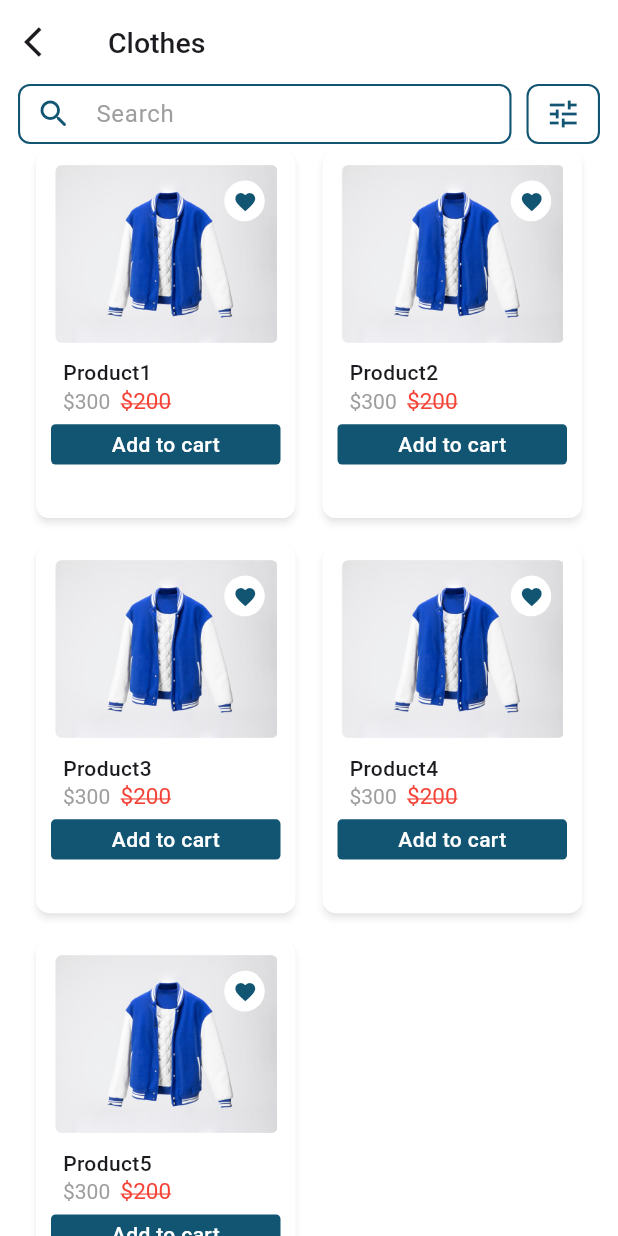
After one commit to sayedyounis00/Luxira, a Flutter app: the CategoryView screen opened by its route, on a phone screen of 412 x 824 dp. The commit adds this screen. Run offline on Flutter 3.47's test engine with Material 3 defaults, Android fonts, the phone set to English and light mode, and no system bars; our stand-ins replace carousel_slider, dio, flashy_tab_bar2, flutter_bloc, flutter_screenutil, font_awesome_flutter and 1 more; network calls fail.

Commit message:
edit home view ui and add category view ui.

```diff
--- a/lib/core/utils/navigation/router.dart
+++ b/lib/core/utils/navigation/router.dart
@@ -5,6 +5,7 @@ import 'package:luxira/features/auth/login/ui/login_view.dart';
 import 'package:luxira/features/auth/register/ui/register_view.dart';
 import 'package:luxira/features/auth/reset%20password/ui/forget_password.dart';
 import 'package:luxira/features/auth/verification.dart/ui/verification_view.dart';
+import 'package:luxira/features/home/ui/category_view.dart';
 import 'package:luxira/features/home/ui/home_view.dart';
 
 Route<dynamic> onGenerate(RouteSettings setting) {
@@ -25,6 +26,10 @@ Route<dynamic> onGenerate(RouteSettings setting) {
       {
         return CupertinoPageRoute(builder: (_) => const HomeView());
       }
+    case AppRouter.categoryPage:
+      {
+        return CupertinoPageRoute(builder: (_) => const CategoryView());
+      }
     case AppRouter.forgetPassword:
       {
         return CupertinoPageRoute(builder: (_) => const ForgetPasswordView());
--- a/lib/core/utils/navigation/routers.dart
+++ b/lib/core/utils/navigation/routers.dart
@@ -5,4 +5,5 @@ class AppRouter {
   static const String verification = '/verification';
   static const String forgetPassword = '/forgetPassword';
   static const String homePage = '/homePage';
+  static const String categoryPage = '/categoryPage';
 }
--- a/lib/core/widgets/app_custom_button.dart
+++ b/lib/core/widgets/app_custom_button.dart
@@ -7,23 +7,26 @@ class AppCustomButton extends StatelessWidget {
   final Widget buttonWidget;
   final double? height;
   const AppCustomButton({
-    super.key, required this.onTap, required this.buttonWidget,  this.height,
+    super.key,
+    required this.onTap,
+    required this.buttonWidget,
+    this.height,
   });
 
   @override
   Widget build(BuildContext context) {
     return GestureDetector(
-      onTap:onTap ,
+      onTap: onTap,
       child: Container(
-        margin: EdgeInsets.symmetric(vertical: 16.h),
+        margin: EdgeInsets.only(top: 16.h),
         alignment: Alignment.center,
-        height: height??50,
+        height: height ?? 50,
         width: double.infinity,
         decoration: BoxDecoration(
           color: AppColors.kPrimaryColor,
           borderRadius: BorderRadius.circular(8.r),
         ),
-        child:  buttonWidget,
+        child: buttonWidget,
       ),
     );
   }
--- /dev/null
+++ b/lib/features/home/ui/category_view.dart
@@ -0,0 +1,54 @@
+import 'package:flutter/material.dart';
+import 'package:luxira/features/home/data/model/product.dart';
+import 'package:luxira/features/home/ui/widgets/custom_search.dart';
+import 'package:luxira/features/home/ui/widgets/product_card.dart';
+
+class CategoryView extends StatelessWidget {
+  const CategoryView({super.key});
+
+  @override
+  Widget build(BuildContext context) {
+    return SafeArea(
+      child: Scaffold(
+        backgroundColor: Colors.white,
+        appBar: AppBar(
+          backgroundColor: Colors.white,
+          leading: IconButton(
+              onPressed: () {
+                Navigator.pop(context);
+              },
+              icon: const Icon(Icons.arrow_back_ios)),
+          title: const Text(
+            'Clothes',
+            style: TextStyle(
+              fontSize: 19,
+              fontWeight: FontWeight.w500,
+            ),
+          ),
+        ),
+        body: Column(
+          children: [
+            const CustomSearchBar(),
+            Expanded(
+              child: Padding(
+                padding: const EdgeInsets.symmetric(horizontal: 20.0),
+                child: GridView.builder(
+                  itemCount: product.length,
+                  gridDelegate: const SliverGridDelegateWithFixedCrossAxisCount(
+                    crossAxisCount: 2,
+                    mainAxisSpacing: 10,
+                    crossAxisSpacing: 10,
+                    childAspectRatio: 2 / 2.8,
+                  ),
+                  itemBuilder: (context, index) {
+                    return ProductCard(productDetails: product[index]);
+                  },
+                ),
+              ),
+            ),
+          ],
+        ),
+      ),
+    );
+  }
+}
--- a/lib/features/home/ui/widgets/custom_search.dart
+++ b/lib/features/home/ui/widgets/custom_search.dart
@@ -3,14 +3,14 @@ import 'package:luxira/core/utils/constants/colors.dart';
 import 'package:luxira/core/widgets/space.dart';
 
 class CustomSearchBar extends StatelessWidget {
-   const CustomSearchBar({
+  const CustomSearchBar({
     super.key,
   });
 
   @override
   Widget build(BuildContext context) {
     return Padding(
-      padding: const EdgeInsets.symmetric(horizontal: 10.0),
+      padding: const EdgeInsets.symmetric(horizontal: 12.0),
       child: Row(
         children: [
           Expanded(
@@ -34,7 +34,7 @@ class CustomSearchBar extends StatelessWidget {
                 width: 1.4,
               ),
             ),
-            child:   const Icon(Icons.tune, color: AppColors.kPrimaryColor),
+            child: const Icon(Icons.tune, color: AppColors.kPrimaryColor),
           ),
         ],
       ),
@@ -42,7 +42,7 @@ class CustomSearchBar extends StatelessWidget {
   }
 
   InputDecoration decorationOfSearchBar() {
-    return   const InputDecoration(
+    return const InputDecoration(
       prefixIcon: Icon(Icons.search_rounded, color: AppColors.kPrimaryColor),
       hintText: 'Search',
       hintStyle: TextStyle(color: Colors.grey),
--- a/lib/features/home/ui/widgets/product_card.dart
+++ b/lib/features/home/ui/widgets/product_card.dart
@@ -1,5 +1,8 @@
 import 'package:flutter/material.dart';
+import 'package:flutter_screenutil/flutter_screenutil.dart';
+import 'package:luxira/core/utils/constants/colors.dart';
 import 'package:luxira/core/widgets/app_custom_button.dart';
+import 'package:luxira/core/widgets/space.dart';
 import 'package:luxira/features/home/data/model/product.dart';
 
 class ProductCard extends StatelessWidget {
@@ -9,18 +12,61 @@ class ProductCard extends StatelessWidget {
   @override
   Widget build(BuildContext context) {
     return SizedBox(
-      width: MediaQuery.of(context).size.width * 0.4,
+      width: MediaQuery.of(context).size.width * 0.45,
       child: Card(
-        shape: const BeveledRectangleBorder(),
+        color: Colors.white,
+        elevation: 2,
+        shadowColor: const Color.fromARGB(75, 158, 158, 158),
+        shape: OutlineInputBorder(
+          borderSide: const BorderSide(
+            color: Colors.transparent,
+          ),
+          borderRadius: BorderRadius.circular(9),
+        ),
+        child: Padding(
+          padding: const EdgeInsets.all(10.0),
           child: Column(
             crossAxisAlignment: CrossAxisAlignment.start,
             children: [
-            Image.asset(
+              Stack(
+                alignment: Alignment.topRight,
+                children: [
+                  Center(
+                    child: Image.asset(
                       productDetails.image,
-              fit: BoxFit.cover,
+                      height: MediaQuery.of(context).size.width * 0.288,
                     ),
-            Text(productDetails.title),
-            RichText(
+                  ),
+                  IconButton.filled(
+                    color: AppColors.kPrimaryColor,
+                    padding: const EdgeInsets.all(6),
+                    style: const ButtonStyle(
+                        backgroundColor: WidgetStatePropertyAll(
+                      Colors.white,
+                    )),
+                    constraints: const BoxConstraints(
+                      maxWidth: 27,
+                      maxHeight: 27,
+                    ),
+                    iconSize: 16,
+                    onPressed: () {},
+                    icon: const Icon(
+                      Icons.favorite,
+                    ),
+                  ),
+                ],
+              ),
+              const SpaceV(10),
+              Padding(
+                padding: const EdgeInsets.only(left: 8.0),
+                child: Text(
+                  productDetails.title,
+                  style: const TextStyle(fontWeight: FontWeight.w500),
+                ),
+              ),
+              Padding(
+                padding: const EdgeInsets.only(left: 8.0),
+                child: RichText(
                   text: TextSpan(
                       text: r'$' '${productDetails.oldPrice}  ',
                       style: const TextStyle(
@@ -36,11 +82,20 @@ class ProductCard extends StatelessWidget {
                         )
                       ]),
                 ),
+              ),
               AppCustomButton(
-                height: 40,
+                height: 70.sp,
                 onTap: () {},
-                buttonWidget: const Text('Add to cart'))
+                buttonWidget: const Text(
+                  'Add to cart',
+                  style: TextStyle(
+                    color: Colors.white,
+                    fontWeight: FontWeight.w500,
+                  ),
+                ),
+              )
             ],
+          ),
         ),
       ),
     );
--- a/lib/features/home/ui/widgets/slider_item.dart
+++ b/lib/features/home/ui/widgets/slider_item.dart
@@ -1,7 +1,8 @@
 import 'package:carousel_slider/carousel_slider.dart';
 import 'package:flutter/material.dart';
 import 'package:luxira/features/home/ui/widgets/img_list.dart';
-    final List<String> imgList = [
+
+final List<String> imgList = [
   'https://images.unsplash.com/photo-1522205408450-add114ad53fe?ixlib=rb-0.3.5&ixid=eyJhcHBfaWQiOjEyMDd9&s=368f45b0888aeb0b7b08e3a1084d3ede&auto=format&fit=crop&w=1950&q=80',
   'https://images.unsplash.com/photo-1519125323398-675f0ddb6308?ixlib=rb-0.3.5&ixid=eyJhcHBfaWQiOjEyMDd9&s=94a1e718d89ca60a6337a6008341ca50&auto=format&fit=crop&w=1950&q=80',
   'https://images.unsplash.com/photo-1523205771623-e0faa4d2813d?ixlib=rb-0.3.5&ixid=eyJhcHBfaWQiOjEyMDd9&s=89719a0d55dd05e2deae4120227e6efc&auto=format&fit=crop&w=1953&q=80',
@@ -16,8 +17,9 @@ class HomeSlider extends StatelessWidget {
     return CarouselSlider(
       options: CarouselOptions(
         autoPlay: true,
-        aspectRatio: 3.0,
+        aspectRatio: 2.4,
         enlargeCenterPage: true,
+        disableCenter: true,
       ),
       items: imageSliders,
     );
--- a/lib/main.dart
+++ b/lib/main.dart
@@ -22,7 +22,7 @@ class Luxira extends StatelessWidget {
         child: const MaterialApp(
           debugShowCheckedModeBanner: false,
           onGenerateRoute: onGenerate,
-          initialRoute: AppRouter.registerPage,
+          initialRoute: AppRouter.homePage,
         ),
       ),
     );
```
Also changed, not shown: lib/features/home/ui/home_view.dart (+30 -10 lines), lib/features/home/ui/widgets/category_card.dart (+20 -4 lines), lib/features/home/ui/widgets/title_and_see_all.dart (+5 -2 lines). Lines whose indentation alone changed are shown as unchanged.
